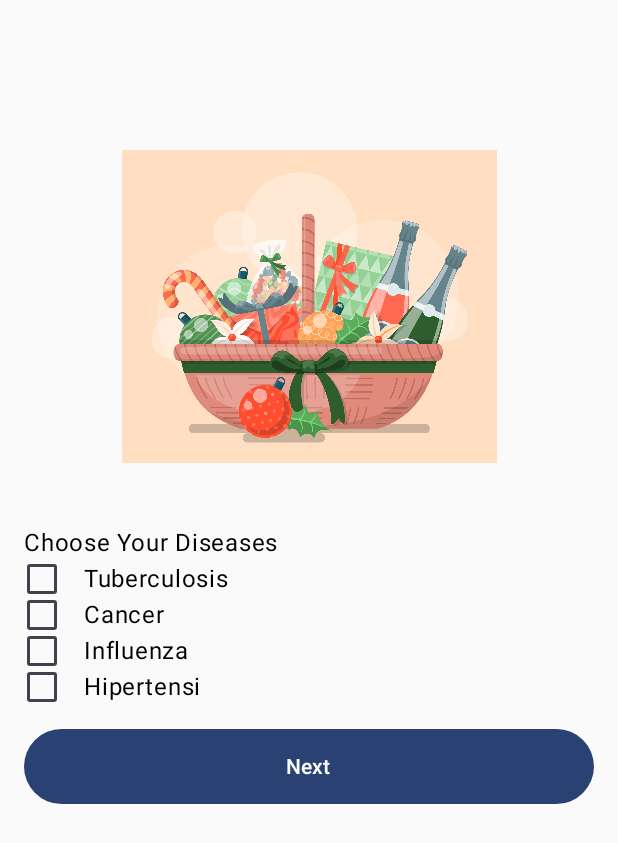
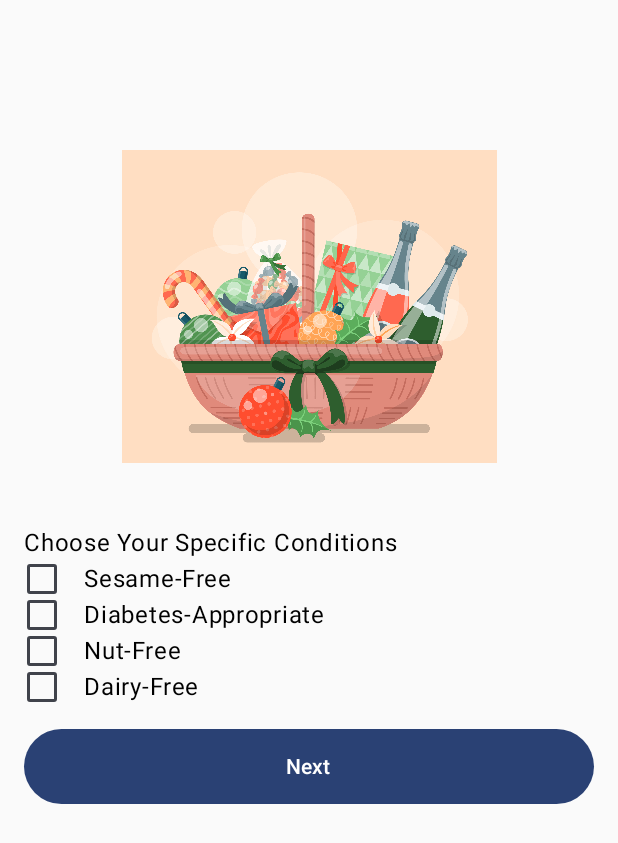
Before and after one commit to shypotatosage/IntelliBite, an Android app built with Jetpack Compose: the screen it shows after launch (MainActivity), after a tap on "Next", on a phone screen of 412 x 824 dp. Shown: the top 843 px of the screen. Run offline under Robolectric (Android 15) with nearby library versions, the phone set to English and light mode, and no system bars.

Commit message:
add nutrtionprofiles, delete allergies and diseases

```diff
--- a/app/src/main/java/com/imtuc/intellibite/navigation/NavGraph.kt
+++ b/app/src/main/java/com/imtuc/intellibite/navigation/NavGraph.kt
@@ -1,8 +1,7 @@
 package com.imtuc.intellibite.navigation
 
-import InputAllergiesActivity
-import InputDiseasesActivity
 import InputIngredientsActivity
+import InputNutritionProfilesActivity
 import androidx.compose.runtime.Composable
 import androidx.lifecycle.LifecycleOwner
 import androidx.navigation.NavHostController
@@ -35,14 +34,9 @@ fun SetupNavGraph(
         }
 
         composable(
-            route = Screen.InputDiseases.route
+            route = Screen.InputNutritionProfiles.route
         ) {
-            InputDiseasesActivity(navController = navController)
-        }
-        composable(
-            route = Screen.InputAllergies.route
-        ) {
-            InputAllergiesActivity(navController = navController)
+            InputNutritionProfilesActivity(navController = navController)
         }
         composable(
             route = Screen.Result.route,
--- a/app/src/main/java/com/imtuc/intellibite/navigation/Screen.kt
+++ b/app/src/main/java/com/imtuc/intellibite/navigation/Screen.kt
@@ -3,13 +3,14 @@ package com.imtuc.intellibite.navigation
 sealed class Screen(val route: String) {
     object Splash:Screen(route = "splash_screen")
     object InputIngredients:Screen(route = "input_ingredients")
-    object InputDiseases:Screen(route = "input_diseases")
-    object InputAllergies:Screen(route = "input_allergies")
+    object InputNutritionProfiles:Screen(route = "input_nutrition_profiles")
     object Result:Screen(route = "result/{prediction}") {
         fun passParam(
-            allergies: String
+            allergies: String,
+            ingredients: String,
+            diseases: String,
         ): String {
-            return "result/$allergies"
+            return "result/$ingredients/$diseases/$allergies"
         }
     }
 }
--- a/app/src/main/java/com/imtuc/intellibite/view/InputDiseasesActivity.kt
+++ /dev/null
@@ -1,136 +0,0 @@
-import androidx.compose.foundation.Image
-import androidx.compose.foundation.background
-import androidx.compose.foundation.layout.Box
-import androidx.compose.foundation.layout.Column
-import androidx.compose.foundation.layout.Row
-import androidx.compose.foundation.layout.Spacer
-import androidx.compose.foundation.layout.fillMaxHeight
-import androidx.compose.foundation.layout.fillMaxWidth
-import androidx.compose.foundation.layout.height
-import androidx.compose.foundation.layout.padding
-import androidx.compose.foundation.layout.width
-import androidx.compose.foundation.lazy.LazyColumn
-import androidx.compose.foundation.lazy.items
-import androidx.compose.foundation.selection.toggleable
-import androidx.compose.material3.Button
-import androidx.compose.material3.Checkbox
-import androidx.compose.material3.CheckboxDefaults
-import androidx.compose.material3.MaterialTheme
-import androidx.compose.material3.Text
-import androidx.compose.runtime.Composable
-import androidx.compose.runtime.getValue
-import androidx.compose.runtime.mutableStateOf
-import androidx.compose.runtime.remember
-import androidx.compose.runtime.setValue
-import androidx.compose.ui.Alignment
-import androidx.compose.ui.Modifier
-import androidx.compose.ui.graphics.Color
-import androidx.compose.ui.platform.LocalContext
-import androidx.compose.ui.res.painterResource
-import androidx.compose.ui.semantics.Role
-import androidx.compose.ui.tooling.preview.Preview
-import androidx.compose.ui.unit.dp
-import androidx.lifecycle.LifecycleOwner
-import androidx.navigation.NavHostController
-import androidx.navigation.compose.rememberNavController
-import com.imtuc.intellibite.R
-import com.imtuc.intellibite.navigation.Screen
-import com.imtuc.intellibite.ui.theme.IntelliBiteTheme
-
-
-@Composable
-fun InputDiseasesActivity(navController: NavHostController) {
-    val context = LocalContext.current
-
-    val availableDiseases = listOf("Tuberculosis", "Cancer", "Influenza", "Hipertensi")
-
-    var ownedDiseases by remember {
-        mutableStateOf(emptyList<String>())
-    }
-
-//    val (checkedState, onStateChange) = remember { mutableStateOf(false) }
-
-    Box(
-        modifier = Modifier
-            .fillMaxWidth()
-            .fillMaxHeight()
-            .padding(top = 100.dp)
-    ) {
-        Image(
-            painter = painterResource(id = R.drawable.ingredients),
-            contentDescription = "Back",
-            modifier = Modifier
-                .width(250.dp)
-                .align(Alignment.TopCenter)
-        )
-
-        LazyColumn(
-            modifier = Modifier
-                .fillMaxWidth()
-                .fillMaxHeight()
-                .padding(top = 250.dp, start = 16.dp, end = 16.dp)
-        ) {
-            item {
-                Text("Choose Your Diseases")
-            }
-            items(availableDiseases) { diseases ->
-                DiseasesCheckbox(
-                    diseases = diseases,
-                    onCheckedChange = { isChecked ->
-                        if (isChecked) {
-                            ownedDiseases = ownedDiseases + diseases
-                        } else {
-                            ownedDiseases = ownedDiseases - diseases
-                        }
-                    }
-                )
-            }
-
-            item {
-                Spacer(modifier = Modifier.height(16.dp))
-            }
-
-            item {
-                Button(
-                    onClick = {
-                        navController.navigate(Screen.InputAllergies.route)
-                    },
-                    modifier = Modifier
-                        .fillMaxWidth()
-                        .height(50.dp)
-                ) {
-                    Text("Next", color = Color.White)
-                }
-            }
-        }
-    }
-}
-
-@Composable
-fun DiseasesCheckbox(diseases: String, onCheckedChange: (Boolean) -> Unit) {
-    val (checkedState, onStateChange) = remember { mutableStateOf(false) }
-
-    Row(
-        Modifier
-            .fillMaxWidth()
-            .toggleable(
-                value = checkedState,
-                onValueChange = {
-                    onStateChange(!checkedState)
-                    onCheckedChange(!checkedState)
-                },
-                role = Role.Checkbox
-            ),
-        verticalAlignment = Alignment.CenterVertically
-    ) {
-        Checkbox(
-            checked = checkedState,
-            onCheckedChange = null,
-//            colors = CheckboxDefaults.colors(checkedColor = Color.Green) // Set checkbox color to green
-        )
-        Text(
-            text = diseases,
-            modifier = Modifier.padding(start = 16.dp)
-        )
-    }
-}
--- a/app/src/main/java/com/imtuc/intellibite/view/InputIIngredientsActivity.kt
+++ b/app/src/main/java/com/imtuc/intellibite/view/InputIIngredientsActivity.kt
@@ -93,7 +93,7 @@ fun InputIngredientsActivity(navController: NavHostController) {
             item {
                 Button(
                     onClick = {
-                        navController.navigate(Screen.InputDiseases.route)
+                        navController.navigate(Screen.InputNutritionProfiles.route)
                     },
                     modifier = Modifier
                         .fillMaxWidth()
--- a/app/src/main/java/com/imtuc/intellibite/view/InputAllergiesActivity.kt
+++ b/app/src/main/java/com/imtuc/intellibite/view/InputNutritionProfilesActivity.kt
@@ -1,7 +1,5 @@
 import androidx.compose.foundation.Image
-import androidx.compose.foundation.background
 import androidx.compose.foundation.layout.Box
-import androidx.compose.foundation.layout.Column
 import androidx.compose.foundation.layout.Row
 import androidx.compose.foundation.layout.Spacer
 import androidx.compose.foundation.layout.fillMaxHeight
@@ -14,8 +12,6 @@ import androidx.compose.foundation.lazy.items
 import androidx.compose.foundation.selection.toggleable
 import androidx.compose.material3.Button
 import androidx.compose.material3.Checkbox
-import androidx.compose.material3.CheckboxDefaults
-import androidx.compose.material3.MaterialTheme
 import androidx.compose.material3.Text
 import androidx.compose.runtime.Composable
 import androidx.compose.runtime.getValue
@@ -28,23 +24,19 @@ import androidx.compose.ui.graphics.Color
 import androidx.compose.ui.platform.LocalContext
 import androidx.compose.ui.res.painterResource
 import androidx.compose.ui.semantics.Role
-import androidx.compose.ui.tooling.preview.Preview
 import androidx.compose.ui.unit.dp
-import androidx.lifecycle.LifecycleOwner
 import androidx.navigation.NavHostController
-import androidx.navigation.compose.rememberNavController
 import com.imtuc.intellibite.R
 import com.imtuc.intellibite.navigation.Screen
-import com.imtuc.intellibite.ui.theme.IntelliBiteTheme
 
 
 @Composable
-fun InputAllergiesActivity(navController: NavHostController) {
+fun InputNutritionProfilesActivity(navController: NavHostController) {
     val context = LocalContext.current
 
-    val availableAllergies = listOf("Cokelat", "Kacang", "Susu/Diary", "Telur")
+    val availableNutritionProfile = listOf("Sesame-Free", "Diabetes-Appropriate", "Nut-Free", "Dairy-Free")
 
-    var ownedAllergies by remember {
+    var ownedNutritionProfile by remember {
         mutableStateOf(emptyList<String>())
     }
 
@@ -71,16 +63,16 @@ fun InputAllergiesActivity(navController: NavHostController) {
                 .padding(top = 250.dp, start = 16.dp, end = 16.dp)
         ) {
             item {
-                Text("Choose Your Allergies")
+                Text("Choose Your Specific Conditions")
             }
-            items(availableAllergies) { allergies ->
-                AllergiesCheckbox(
-                    allergies = allergies,
+            items(availableNutritionProfile) { nutritionProfiles ->
+                DiseasesCheckbox(
+                    nutritionProfiles = nutritionProfiles,
                     onCheckedChange = { isChecked ->
                         if (isChecked) {
-                            ownedAllergies = ownedAllergies + allergies
+                            ownedNutritionProfile = ownedNutritionProfile + nutritionProfiles
                         } else {
-                            ownedAllergies = ownedAllergies - allergies
+                            ownedNutritionProfile = ownedNutritionProfile - nutritionProfiles
                         }
                     }
                 )
@@ -93,7 +85,7 @@ fun InputAllergiesActivity(navController: NavHostController) {
             item {
                 Button(
                     onClick = {
-                        navController.navigate(Screen.InputDiseases.route)
+                        navController.navigate(Screen.Result.route)
                     },
                     modifier = Modifier
                         .fillMaxWidth()
@@ -107,7 +99,7 @@ fun InputAllergiesActivity(navController: NavHostController) {
 }
 
 @Composable
-fun AllergiesCheckbox(allergies: String, onCheckedChange: (Boolean) -> Unit) {
+fun DiseasesCheckbox(nutritionProfiles: String, onCheckedChange: (Boolean) -> Unit) {
     val (checkedState, onStateChange) = remember { mutableStateOf(false) }
 
     Row(
@@ -129,7 +121,7 @@ fun AllergiesCheckbox(allergies: String, onCheckedChange: (Boolean) -> Unit) {
 //            colors = CheckboxDefaults.colors(checkedColor = Color.Green) // Set checkbox color to green
         )
         Text(
-            text = allergies,
+            text = nutritionProfiles,
             modifier = Modifier.padding(start = 16.dp)
         )
     }
```
